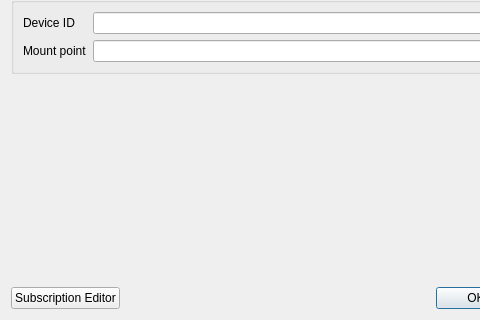
First picture: the form in src/dlgserverproperties.ui, repository syyyr/shvspy, before the edit; both pictures show x 0 to 480 and y 312 to 632 of the 613 by 632 pixel window.
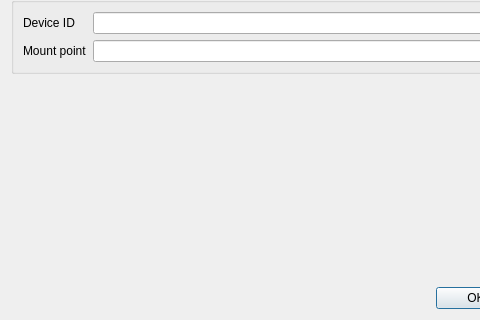
Second picture: the form after the edit.

Diff of the .ui file:
```diff
--- a/src/dlgserverproperties.ui
+++ b/src/dlgserverproperties.ui
@@ -247,13 +247,6 @@
    </item>
    <item>
     <layout class="QHBoxLayout" name="horizontalLayout">
-     <item>
-      <widget class="QPushButton" name="subscriptionDialogButton">
-       <property name="text">
-        <string>Subscription Editor</string>
-       </property>
-      </widget>
-     </item>
      <item>
       <widget class="QDialogButtonBox" name="buttonBox">
        <property name="orientation">
```
Left out of the diff: 1 changed line with no effect on the pictures.
